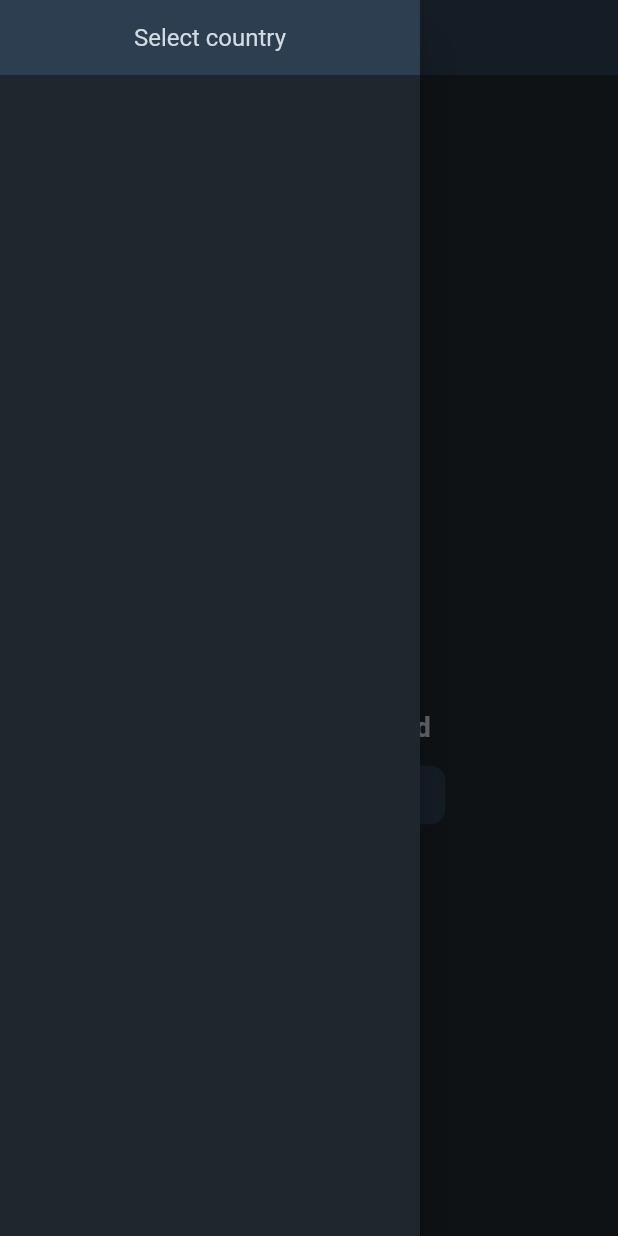
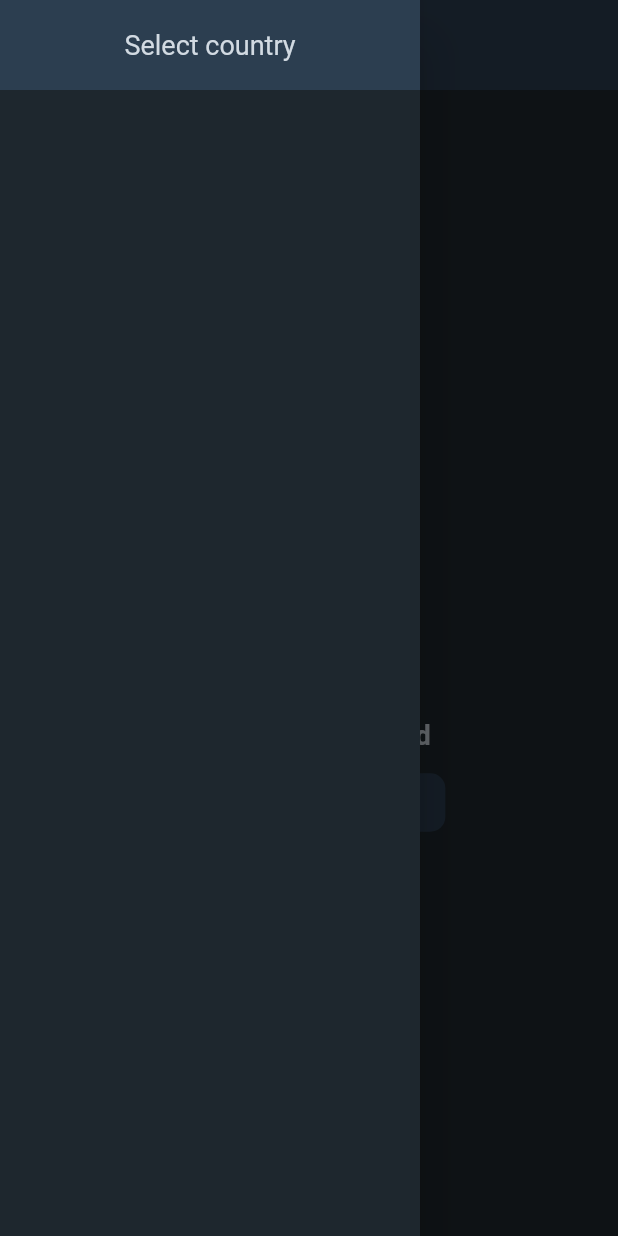
Before and after one commit to izaanjahangir/covid-tracker-flutter, a Flutter app: the screen it shows after launch, with the side drawer open, on a phone screen of 412 x 824 dp. Run offline on Flutter 3.47's test engine with Material 2 defaults, Android fonts, the phone set to English and light mode, and no system bars; drawn by our look-alikes of touchable_opacity; our stand-ins replace flutter_spinkit, flutter_svg, syncfusion_flutter_charts; network calls fail.

Commit message:
changed menu icon size

```diff
--- a/lib/components/app_drawer/app_drawer.dart
+++ b/lib/components/app_drawer/app_drawer.dart
@@ -27,13 +27,13 @@ class AppDrawer extends StatelessWidget {
       child: Column(
         children: [
           Container(
-            height: 50,
+            height: 60,
             width: double.infinity,
             color: ThemeColors.primary,
             child: Center(
                 child: Text(
               "Select country",
-              style: TextStyle(fontSize: 16, color: ThemeColors.white),
+              style: TextStyle(fontSize: 18, color: ThemeColors.white),
             )),
           ),
           Expanded(
--- a/lib/components/app_header/app_header.dart
+++ b/lib/components/app_header/app_header.dart
@@ -18,7 +18,7 @@ class AppHeader extends StatelessWidget {
 
     return Container(
       width: double.infinity,
-      height: 50,
+      height: 60,
       color: ThemeColors.primary,
       padding: const EdgeInsets.symmetric(horizontal: 10),
       child: Row(
@@ -28,7 +28,7 @@ class AppHeader extends StatelessWidget {
               onTap: openDrawer,
               child: Icon(
                 Icons.menu,
-                size: 25,
+                size: 35,
                 color: ThemeColors.white,
               ),
             ),
```
